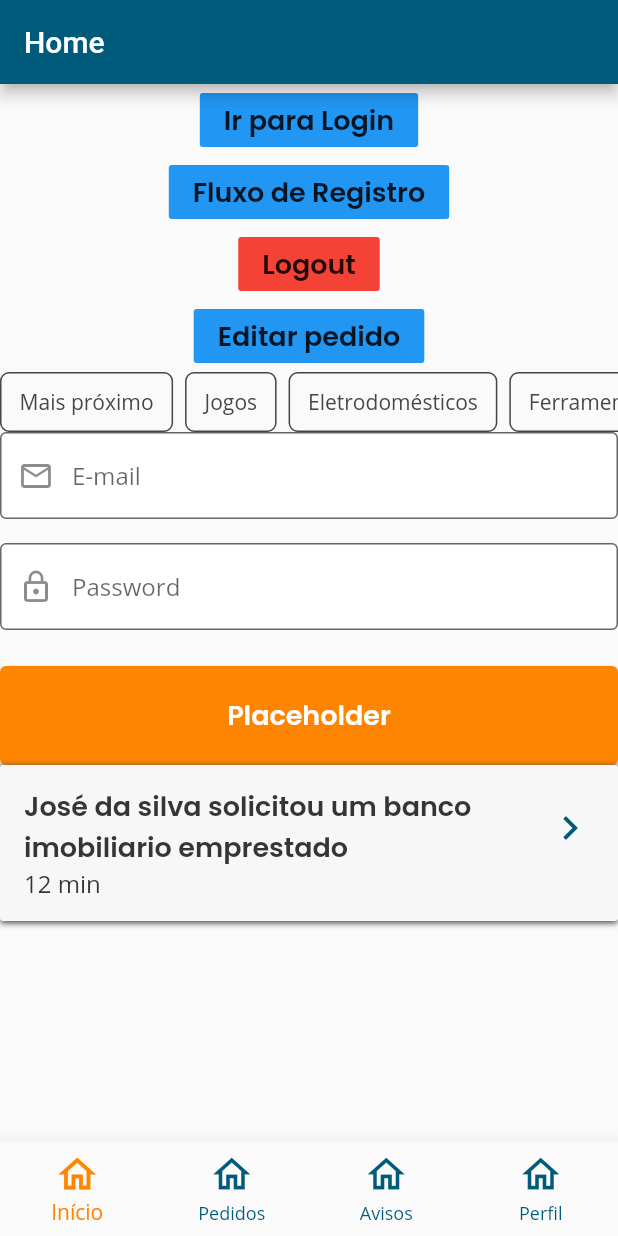
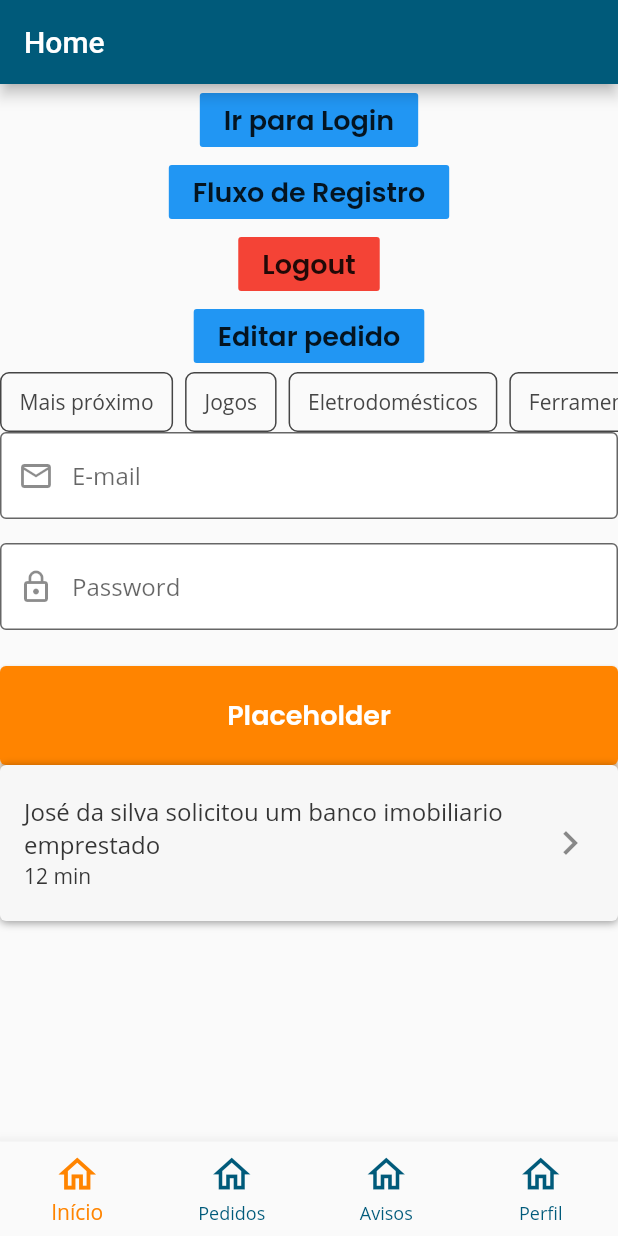
Before and after one commit to Lend-it/Front, a Flutter app: the screen it shows after launch, on a phone screen of 412 x 824 dp. Run offline on Flutter 3.47's test engine with Material 2 defaults, Android fonts, the light colour scheme and no system bars; our stand-ins replace flushbar, flutter_svg, geolocator, google_maps_flutter, shared_preferences; missing offline and left inert: smart_select.

Commit message:
refactor: fga-eps-mds/2020.2-Lend.it#79 Improve NotificationTile typography

```diff
--- a/lib/widgets/notification_tile.dart
+++ b/lib/widgets/notification_tile.dart
@@ -17,11 +17,16 @@ class NotificationTile extends StatelessWidget {
   Widget build(BuildContext context) {
     return Container(
       child: ListTile(
-        title: Text(title),
-        subtitle: Text(subtitle),
+        title: Text(
+          title,
+          style: Theme.of(context).textTheme.bodyText2,
+        ),
+        subtitle: Text(
+          subtitle,
+          style: Theme.of(context).textTheme.caption,
+        ),
         trailing: Icon(
           Icons.keyboard_arrow_right,
-          color: primaryColor,
           size: 32,
         ),
         onTap: onTapHandler,
@@ -30,12 +35,12 @@ class NotificationTile extends StatelessWidget {
       alignment: Alignment.center,
       decoration: BoxDecoration(
         color: lightColor,
-        borderRadius: BorderRadius.circular(2),
+        borderRadius: BorderRadius.circular(4),
         boxShadow: [
           BoxShadow(
-            color: grayColor,
+            color: Colors.black38,
             spreadRadius: 0,
-            blurRadius: 3,
+            blurRadius: 4,
             offset: Offset(0, 1),
           )
         ],
```
